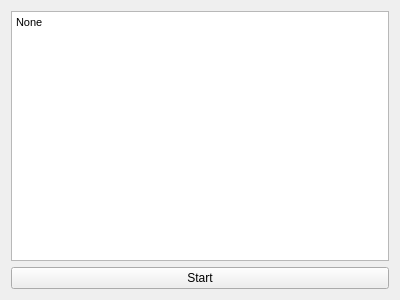
Qt form client_app/serverwidget.ui (Che1012/qtFileServer) before a commit.
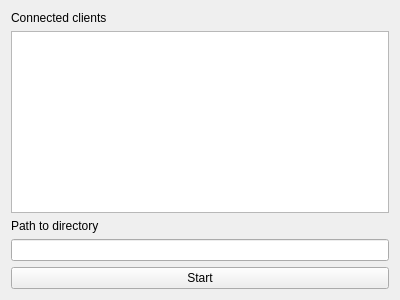
The same form after that commit.

Commit message: server with gui added

Patch:
```diff
--- a/client_app/serverwidget.ui
+++ b/client_app/serverwidget.ui
@@ -15,18 +15,27 @@
   </property>
   <layout class="QVBoxLayout" name="verticalLayout">
    <item>
-    <widget class="QTextBrowser" name="connectedTextBr1">
-     <property name="html">
-      <string>&lt;!DOCTYPE HTML PUBLIC &quot;-//W3C//DTD HTML 4.0//EN&quot; &quot;http://www.w3.org/TR/REC-html40/strict.dtd&quot;&gt;
-&lt;html&gt;&lt;head&gt;&lt;meta name=&quot;qrichtext&quot; content=&quot;1&quot; /&gt;&lt;style type=&quot;text/css&quot;&gt;
-p, li { white-space: pre-wrap; }
-&lt;/style&gt;&lt;/head&gt;&lt;body style=&quot; font-family:'MS Shell Dlg 2'; font-size:8.25pt; font-weight:400; font-style:normal;&quot;&gt;
-&lt;p style=&quot; margin-top:0px; margin-bottom:0px; margin-left:0px; margin-right:0px; -qt-block-indent:0; text-indent:0px;&quot;&gt;None&lt;/p&gt;&lt;/body&gt;&lt;/html&gt;</string>
+    <widget class="QLabel" name="clientLabel">
+     <property name="text">
+      <string>Connected clients</string>
      </property>
     </widget>
    </item>
    <item>
-    <widget class="QPushButton" name="startBtn1">
+    <widget class="QListWidget" name="listWidget"/>
+   </item>
+   <item>
+    <widget class="QLabel" name="pathLabel">
+     <property name="text">
+      <string>Path to directory</string>
+     </property>
+    </widget>
+   </item>
+   <item>
+    <widget class="QLineEdit" name="pathLine"/>
+   </item>
+   <item>
+    <widget class="QPushButton" name="startBtn">
      <property name="text">
       <string>Start</string>
      </property>
```
The commit also changes 5 other files.
